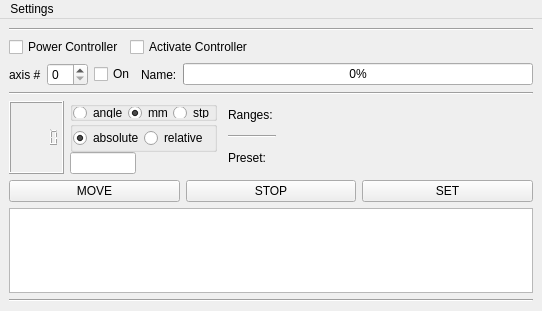
Qt form gui/views/ui/widget_stpmtr_axis_simple.ui (Saldenisov/pyconlyse) before a commit.
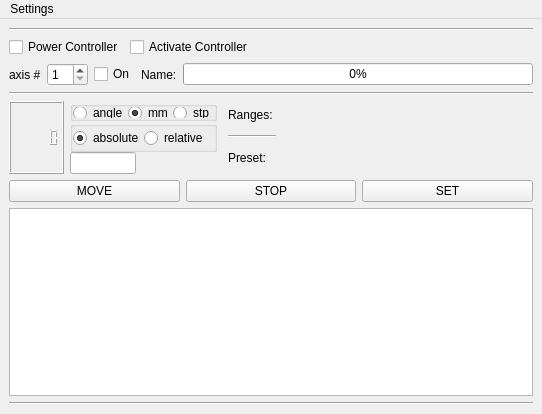
The same form after that commit.

Patch:
```diff
--- a/gui/views/ui/widget_stpmtr_axis_simple.ui
+++ b/gui/views/ui/widget_stpmtr_axis_simple.ui
@@ -7,7 +7,7 @@
     <x>0</x>
     <y>0</y>
     <width>529</width>
-    <height>311</height>
+    <height>414</height>
    </rect>
   </property>
   <property name="sizePolicy">
@@ -75,7 +75,14 @@
        </widget>
       </item>
       <item>
-       <widget class="QSpinBox" name="spinBox_axis"/>
+       <widget class="QSpinBox" name="spinBox_device_id">
+        <property name="minimum">
+         <number>1</number>
+        </property>
+        <property name="value">
+         <number>1</number>
+        </property>
+       </widget>
       </item>
       <item>
        <widget class="QCheckBox" name="checkBox_On">
```
Left out of the diff: 6 changed lines with no effect on the pictures.
